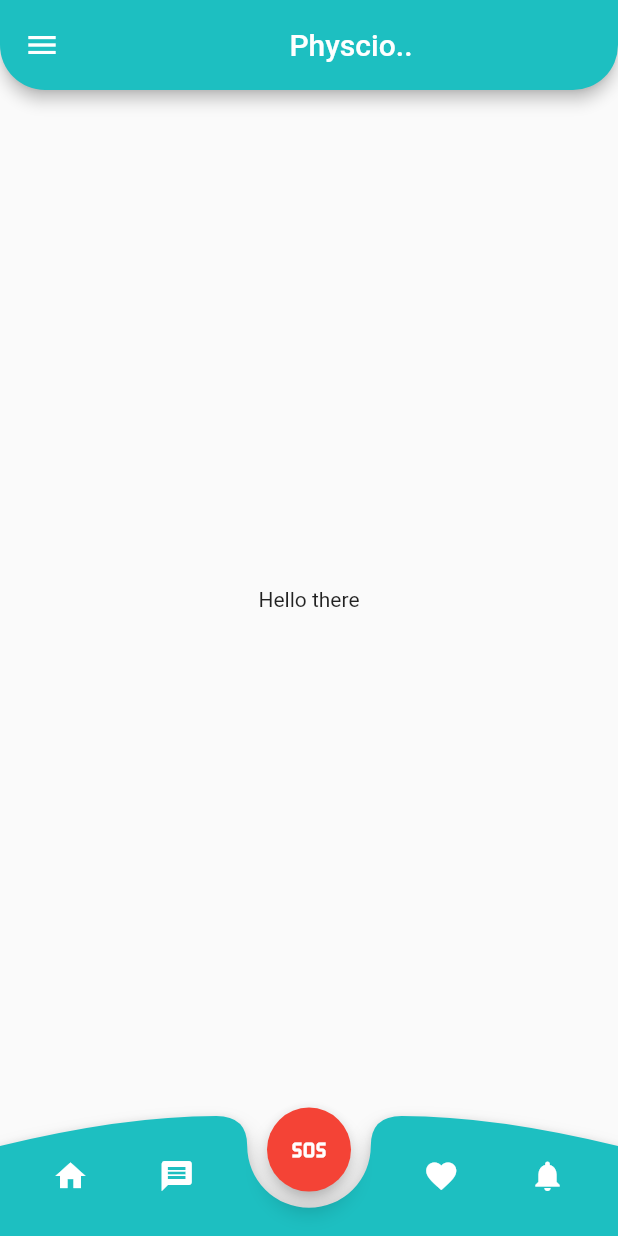
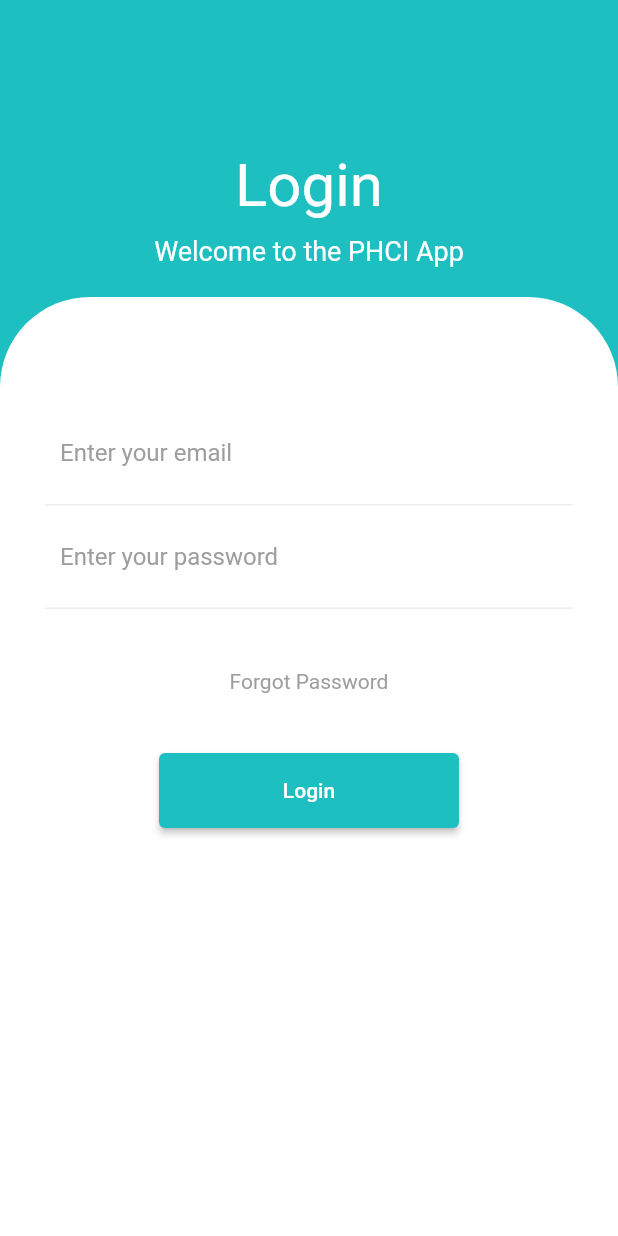
Before and after one commit to hsv123456789/phci_app, a Flutter app: the screen it shows after launch, on a phone screen of 412 x 824 dp. Run offline on Flutter 3.47's test engine with Material 2 defaults, Android fonts, the phone set to English and light mode, and no system bars.

Commit message:
Added login page and a dialouge page when we click the sos button

```diff
--- a/lib/main.dart
+++ b/lib/main.dart
@@ -1,28 +1,16 @@
 // ignore_for_file: prefer_const_constructors
 
 import 'package:flutter/material.dart';
-import 'package:phci/widgets/bottom_nav_bar.dart';
-import 'package:phci/widgets/app_drawer.dart';
-import 'package:phci/widgets/custom_app_bar.dart';
+import 'package:phci/page/login_page.dart';
+import 'package:phci/page/register.dart';
 
-void main(List<String> args) {
-  runApp(MyApp());
+void main() {
+  runApp(MaterialApp(
+    debugShowCheckedModeBanner: false,
+    home: LoginPage(),
+    routes: {
+      'register': (context) => MyRegister(),
+      'login': (context) => LoginPage(),
+    },
+  ));
 }
-
-class MyApp extends StatelessWidget {
-  @override
-  Widget build(BuildContext context) {
-    return MaterialApp(
-      home: Scaffold(
-        appBar: CustomAppBar(
-          input: "Physcio..",
-        ),
-        drawer: AppDrawer(),
-        body: Center(
-          child: Text("Hello there"),
-        ),
-        bottomNavigationBar: BottomNavBar(),
-      ),
-    );
-  }
-}
--- /dev/null
+++ b/lib/page/login_page.dart
@@ -0,0 +1,76 @@
+import 'package:flutter/material.dart';
+import 'package:phci/widgets/input_wrapper.dart';
+
+class LoginPage extends StatelessWidget {
+  LoginPage({Key key}) : super(key: key);
+  Color greenishBlue = const Color.fromRGBO(29, 191, 193, 1);
+  @override
+  Widget build(BuildContext context) {
+    return Scaffold(
+      body: Container(
+        height: double.infinity,
+        width: double.infinity,
+        decoration: BoxDecoration(
+          gradient: LinearGradient(
+            begin: Alignment.topCenter,
+            colors: [
+              greenishBlue,
+              greenishBlue,
+              greenishBlue,
+            ],
+          ),
+        ),
+        child: Column(
+          children: [
+            const SizedBox(
+              height: 80,
+            ),
+            const Header(),
+            Expanded(
+                child: Container(
+              decoration: const BoxDecoration(
+                  color: Colors.white,
+                  borderRadius: BorderRadius.only(
+                    topLeft: Radius.circular(60),
+                    topRight: Radius.circular(60),
+                  )),
+              child: InputWrapper(),
+            ))
+          ],
+        ),
+      ),
+    );
+  }
+}
+
+class Header extends StatelessWidget {
+  const Header({Key key}) : super(key: key);
+
+  @override
+  Widget build(BuildContext context) {
+    return Padding(
+      padding: const EdgeInsets.all(20),
+      child:
+          Column(crossAxisAlignment: CrossAxisAlignment.start, children: const [
+        Center(
+          child: Text(
+            "Login",
+            style: TextStyle(color: Colors.white, fontSize: 40),
+          ),
+        ),
+        SizedBox(
+          height: 10,
+        ),
+        Center(
+          child: Text(
+            "Welcome to the PHCI App",
+            style: TextStyle(
+              color: Colors.white,
+              fontSize: 18,
+            ),
+          ),
+        )
+      ]),
+    );
+  }
+}
--- a/lib/page/user_page.dart
+++ b/lib/page/user_page.dart
@@ -13,7 +13,7 @@ class UserPage extends StatelessWidget {
   @override
   Widget build(BuildContext context) => Scaffold(
         appBar: AppBar(
-          backgroundColor: Colors.pink,
+          backgroundColor: const Color.fromRGBO(29, 191, 193, 1),
           title: Text(name),
           centerTitle: true,
         ),
--- a/lib/widgets/custom_app_bar.dart
+++ b/lib/widgets/custom_app_bar.dart
@@ -17,7 +17,7 @@ class CustomAppBar extends StatelessWidget implements PreferredSizeWidget {
           bottomRight: Radius.circular(30),
         ),
       ),
-      title: Center(
+      title: const Center(
         child: Text("Physcio.."),
       ),
     );
--- /dev/null
+++ b/lib/widgets/input_field.dart
@@ -0,0 +1,37 @@
+import 'package:flutter/material.dart';
+
+class InputField extends StatelessWidget {
+  @override
+  Widget build(BuildContext context) {
+    return IntrinsicHeight(
+      child: Column(
+        mainAxisSize: MainAxisSize.min,
+        mainAxisAlignment: MainAxisAlignment.spaceAround,
+        children: <Widget>[
+          Container(
+            padding: const EdgeInsets.all(10),
+            decoration: BoxDecoration(
+                border: Border(bottom: BorderSide(color: Colors.grey[200]))),
+            child: const TextField(
+              decoration: InputDecoration(
+                  hintText: "Enter your email",
+                  hintStyle: TextStyle(color: Colors.grey),
+                  border: InputBorder.none),
+            ),
+          ),
+          Container(
+            padding: const EdgeInsets.all(10),
+            decoration: BoxDecoration(
+                border: Border(bottom: BorderSide(color: Colors.grey[200]))),
+            child: const TextField(
+              decoration: InputDecoration(
+                  hintText: "Enter your password",
+                  hintStyle: TextStyle(color: Colors.grey),
+                  border: InputBorder.none),
+            ),
+          ),
+        ],
+      ),
+    );
+  }
+}
--- /dev/null
+++ b/lib/widgets/input_wrapper.dart
@@ -0,0 +1,59 @@
+import 'package:flutter/material.dart';
+import 'package:phci/widgets/input_field.dart';
+import 'package:phci/page/main_page.dart';
+
+class InputWrapper extends StatelessWidget {
+  const InputWrapper({Key key}) : super(key: key);
+
+  @override
+  Widget build(BuildContext context) {
+    return Padding(
+      padding: const EdgeInsets.all(30),
+      child: IntrinsicHeight(
+        child: SingleChildScrollView(
+          child: Column(
+            mainAxisSize: MainAxisSize.min,
+            mainAxisAlignment: MainAxisAlignment.spaceAround,
+            children: [
+              const SizedBox(
+                height: 40,
+              ),
+              Container(
+                decoration: BoxDecoration(
+                    color: Colors.white,
+                    borderRadius: BorderRadius.circular(10)),
+                child: InputField(),
+              ),
+              const SizedBox(
+                height: 40,
+              ),
+              const Text(
+                "Forgot Password",
+                style: TextStyle(color: Colors.grey),
+              ),
+              const SizedBox(
+                height: 40,
+              ),
+              SingleChildScrollView(
+                child: SizedBox(
+                  height: 50,
+                  width: 200,
+                  child: ElevatedButton(
+                    style: ElevatedButton.styleFrom(
+                      backgroundColor: const Color.fromRGBO(29, 191, 193, 1),
+                    ),
+                    onPressed: () {
+                      Navigator.push(context,
+                          MaterialPageRoute(builder: (context) => MainPage()));
+                    },
+                    child: const Text("Login"),
+                  ),
+                ),
+              )
+            ],
+          ),
+        ),
+      ),
+    );
+  }
+}
```
Also changed, not shown: lib/page/main_page.dart (added, +22 -0 lines), lib/page/register.dart (added, +171 -0 lines), lib/widgets/app_drawer.dart (+23 -18 lines), lib/widgets/bottom_nav_bar.dart (+37 -2 lines), 2 other files.
